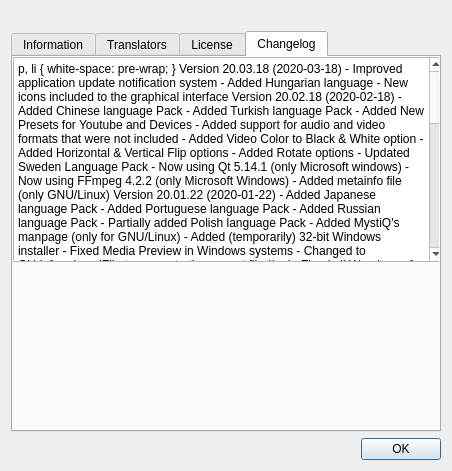
The window that ui/aboutdialog.ui (swl-x/MystiQ) describes before a commit, drawn with Qt 5.
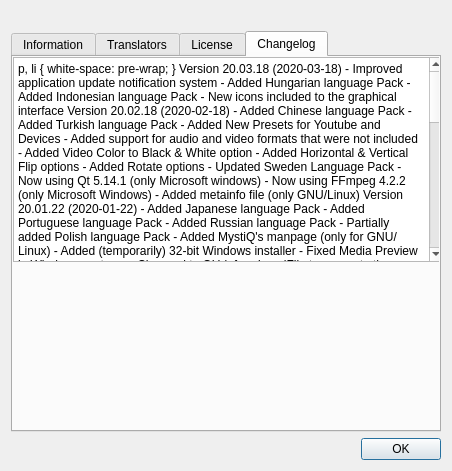
The same window after the commit. The open tabs and pages were chosen to show the change. Icons and pictures are not drawn.

Commit message: Added Indonesian language Pack

The edit to the form file:
```diff
--- a/ui/aboutdialog.ui
+++ b/ui/aboutdialog.ui
@@ -298,9 +298,10 @@
 &lt;/style&gt;&lt;/head&gt;&lt;body style=&quot; font-family:'Fira Sans'; font-size:10pt; font-weight:400; font-style:normal;&quot;&gt;
 &lt;p style=&quot; margin-top:0px; margin-bottom:0px; margin-left:0px; margin-right:0px; -qt-block-indent:0; text-indent:0px;&quot;&gt;&lt;span style=&quot; font-weight:600;&quot;&gt;Version 20.03.18 (2020-03-18)&lt;/span&gt;&lt;/p&gt;
 &lt;p style=&quot; margin-top:0px; margin-bottom:0px; margin-left:0px; margin-right:0px; -qt-block-indent:0; text-indent:0px;&quot;&gt; - Improved application update notification system&lt;/p&gt;
-&lt;p style=&quot; margin-top:0px; margin-bottom:0px; margin-left:0px; margin-right:0px; -qt-block-indent:0; text-indent:0px;&quot;&gt; - Added Hungarian language&lt;/p&gt;
+&lt;p style=&quot; margin-top:0px; margin-bottom:0px; margin-left:0px; margin-right:0px; -qt-block-indent:0; text-indent:0px;&quot;&gt; - Added Hungarian language Pack&lt;/p&gt;
+&lt;p style=&quot; margin-top:0px; margin-bottom:0px; margin-left:0px; margin-right:0px; -qt-block-indent:0; text-indent:0px;&quot;&gt; - Added Indonesian language Pack&lt;/p&gt;
 &lt;p style=&quot; margin-top:0px; margin-bottom:0px; margin-left:0px; margin-right:0px; -qt-block-indent:0; text-indent:0px;&quot;&gt; - New icons included to the graphical interface&lt;/p&gt;
-&lt;p style=&quot;-qt-paragraph-type:empty; margin-top:0px; margin-bottom:0px; margin-left:0px; margin-right:0px; -qt-block-indent:0; text-indent:0px; font-weight:600;&quot;&gt;&lt;br /&gt;&lt;/p&gt;
+&lt;p style=&quot;-qt-paragraph-type:empty; margin-top:0px; margin-bottom:0px; margin-left:0px; margin-right:0px; -qt-block-indent:0; text-indent:0px;&quot;&gt;&lt;br /&gt;&lt;/p&gt;
 &lt;p style=&quot; margin-top:0px; margin-bottom:0px; margin-left:0px; margin-right:0px; -qt-block-indent:0; text-indent:0px;&quot;&gt;&lt;span style=&quot; font-weight:600;&quot;&gt;Version 20.02.18 (2020-02-18)&lt;/span&gt;&lt;/p&gt;
 &lt;p style=&quot; margin-top:0px; margin-bottom:0px; margin-left:0px; margin-right:0px; -qt-block-indent:0; text-indent:0px;&quot;&gt; - Added Chinese language Pack&lt;/p&gt;
 &lt;p style=&quot; margin-top:0px; margin-bottom:0px; margin-left:0px; margin-right:0px; -qt-block-indent:0; text-indent:0px;&quot;&gt; - Added Turkish language Pack&lt;/p&gt;
```
The commit also changes 24 other files.
